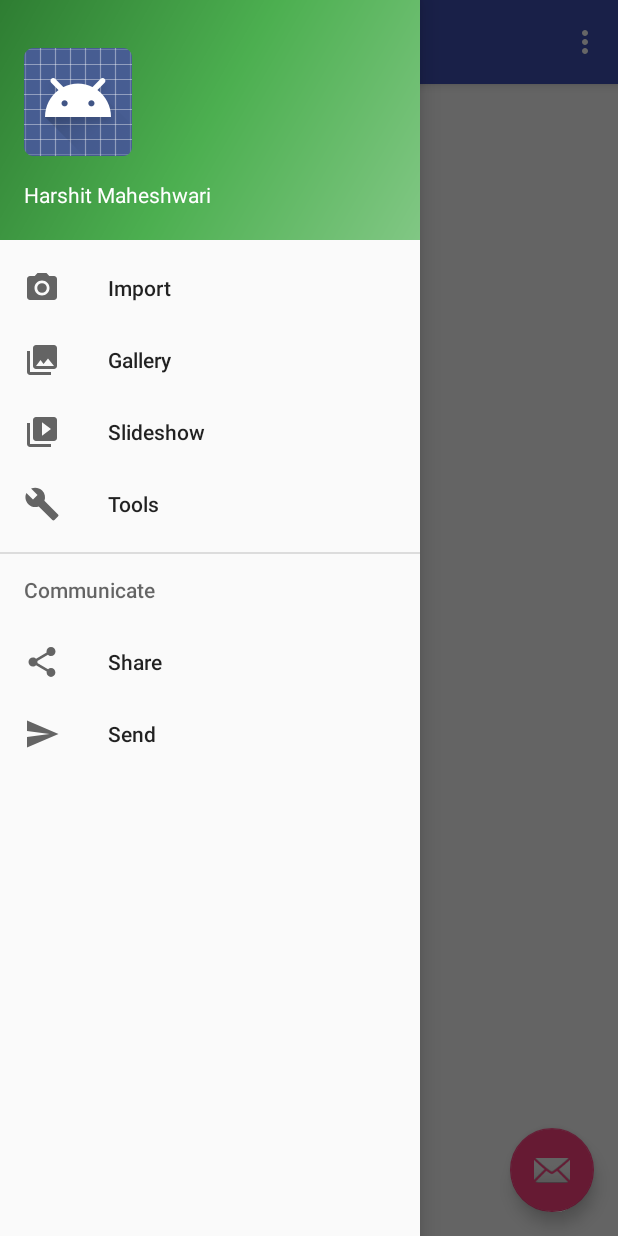
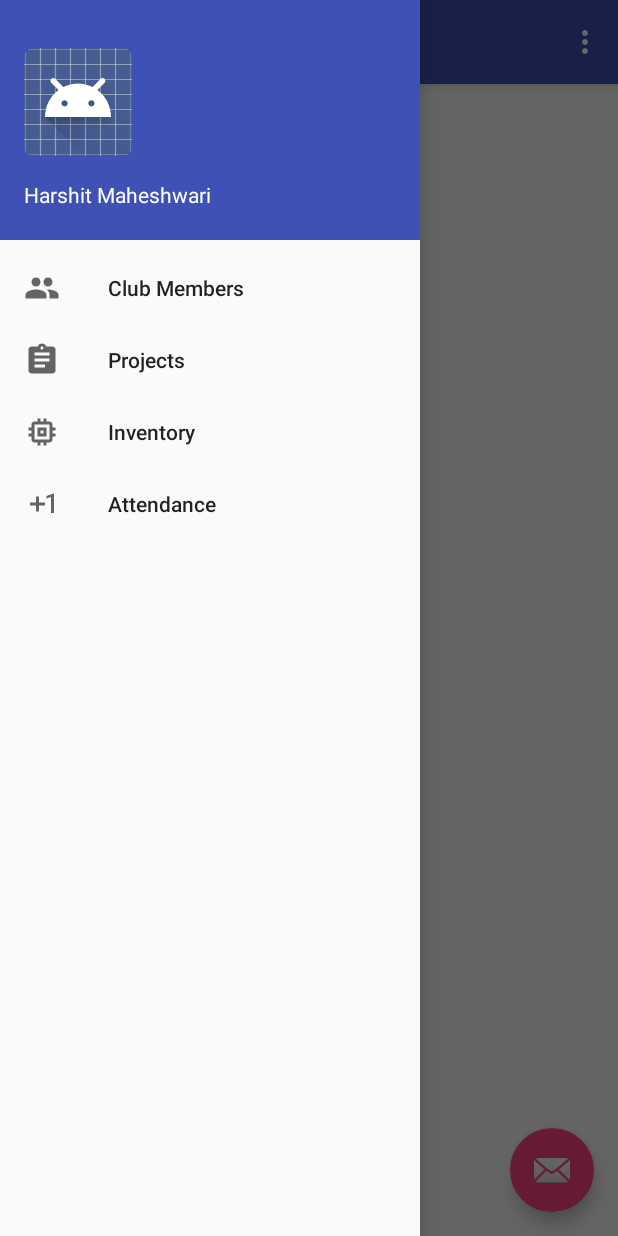
Before and after one commit to harshitm98/RoboVITics, an Android app: the screen it shows after launch (MainActivity), with the side drawer open, on a phone screen of 412 x 824 dp. Run offline under Robolectric (Android 15) with nearby library versions, the phone set to English and light mode, and no system bars.

Commit message:
Renamed the navigationDrawer items

```diff
--- a/app/src/main/AndroidManifest.xml
+++ b/app/src/main/AndroidManifest.xml
@@ -11,7 +11,7 @@
         android:theme="@style/AppTheme">
         <activity
             android:name=".MainActivity"
-            android:label="Upcoming Events!"
+            android:label="RoboVITics"
             android:theme="@style/AppTheme.NoActionBar">
             <intent-filter>
                 <action android:name="android.intent.action.MAIN" />
--- a/app/src/main/java/com/example/android/robovitics/MainActivity.java
+++ b/app/src/main/java/com/example/android/robovitics/MainActivity.java
@@ -80,17 +80,13 @@ public class MainActivity extends AppCompatActivity
         // Handle navigation view item clicks here.
         int id = item.getItemId();
 
-        if (id == R.id.nav_camera) {
+        if (id == R.id.nav_members) {
             // Handle the camera action
-        } else if (id == R.id.nav_gallery) {
+        } else if (id == R.id.nav_inventory) {
 
-        } else if (id == R.id.nav_slideshow) {
+        } else if (id == R.id.nav_project) {
 
-        } else if (id == R.id.nav_manage) {
-
-        } else if (id == R.id.nav_share) {
-
-        } else if (id == R.id.nav_send) {
+        } else if (id == R.id.nav_attendance) {
 
         }
 
@@ -98,4 +94,5 @@ public class MainActivity extends AppCompatActivity
         drawer.closeDrawer(GravityCompat.START);
         return true;
     }
+
 }
--- a/app/src/main/res/drawable-v21/ic_menu_camera.xml
+++ /dev/null
@@ -1,12 +0,0 @@
-<vector xmlns:android="http://schemas.android.com/apk/res/android"
-    android:width="24dp"
-    android:height="24dp"
-    android:viewportHeight="24.0"
-    android:viewportWidth="24.0">
-    <path
-        android:fillColor="#FF000000"
-        android:pathData="M12,12m-3.2,0a3.2,3.2 0,1 1,6.4 0a3.2,3.2 0,1 1,-6.4 0" />
-    <path
-        android:fillColor="#FF000000"
-        android:pathData="M9,2L7.17,4H4c-1.1,0 -2,0.9 -2,2v12c0,1.1 0.9,2 2,2h16c1.1,0 2,-0.9 2,-2V6c0,-1.1 -0.9,-2 -2,-2h-3.17L15,2H9zm3,15c-2.76,0 -5,-2.24 -5,-5s2.24,-5 5,-5 5,2.24 5,5 -2.24,5 -5,5z" />
-</vector>
--- a/app/src/main/res/drawable-v21/ic_menu_gallery.xml
+++ /dev/null
@@ -1,9 +0,0 @@
-<vector xmlns:android="http://schemas.android.com/apk/res/android"
-    android:width="24dp"
-    android:height="24dp"
-    android:viewportHeight="24.0"
-    android:viewportWidth="24.0">
-    <path
-        android:fillColor="#FF000000"
-        android:pathData="M22,16V4c0,-1.1 -0.9,-2 -2,-2H8c-1.1,0 -2,0.9 -2,2v12c0,1.1 0.9,2 2,2h12c1.1,0 2,-0.9 2,-2zm-11,-4l2.03,2.71L16,11l4,5H8l3,-4zM2,6v14c0,1.1 0.9,2 2,2h14v-2H4V6H2z" />
-</vector>
--- a/app/src/main/res/drawable-v21/ic_menu_manage.xml
+++ /dev/null
@@ -1,9 +0,0 @@
-<vector xmlns:android="http://schemas.android.com/apk/res/android"
-    android:width="24dp"
-    android:height="24dp"
-    android:viewportHeight="24.0"
-    android:viewportWidth="24.0">
-    <path
-        android:fillColor="#FF000000"
-        android:pathData="M22.7,19l-9.1,-9.1c0.9,-2.3 0.4,-5 -1.5,-6.9 -2,-2 -5,-2.4 -7.4,-1.3L9,6 6,9 1.6,4.7C0.4,7.1 0.9,10.1 2.9,12.1c1.9,1.9 4.6,2.4 6.9,1.5l9.1,9.1c0.4,0.4 1,0.4 1.4,0l2.3,-2.3c0.5,-0.4 0.5,-1.1 0.1,-1.4z" />
-</vector>
--- a/app/src/main/res/drawable-v21/ic_menu_send.xml
+++ /dev/null
@@ -1,9 +0,0 @@
-<vector xmlns:android="http://schemas.android.com/apk/res/android"
-    android:width="24dp"
-    android:height="24dp"
-    android:viewportHeight="24.0"
-    android:viewportWidth="24.0">
-    <path
-        android:fillColor="#FF000000"
-        android:pathData="M2.01,21L23,12 2.01,3 2,10l15,2 -15,2z" />
-</vector>
--- a/app/src/main/res/drawable-v21/ic_menu_share.xml
+++ /dev/null
@@ -1,9 +0,0 @@
-<vector xmlns:android="http://schemas.android.com/apk/res/android"
-    android:width="24dp"
-    android:height="24dp"
-    android:viewportHeight="24.0"
-    android:viewportWidth="24.0">
-    <path
-        android:fillColor="#FF000000"
-        android:pathData="M18,16.08c-0.76,0 -1.44,0.3 -1.96,0.77L8.91,12.7c0.05,-0.23 0.09,-0.46 0.09,-0.7s-0.04,-0.47 -0.09,-0.7l7.05,-4.11c0.54,0.5 1.25,0.81 2.04,0.81 1.66,0 3,-1.34 3,-3s-1.34,-3 -3,-3 -3,1.34 -3,3c0,0.24 0.04,0.47 0.09,0.7L8.04,9.81C7.5,9.31 6.79,9 6,9c-1.66,0 -3,1.34 -3,3s1.34,3 3,3c0.79,0 1.5,-0.31 2.04,-0.81l7.12,4.16c-0.05,0.21 -0.08,0.43 -0.08,0.65 0,1.61 1.31,2.92 2.92,2.92 1.61,0 2.92,-1.31 2.92,-2.92s-1.31,-2.92 -2.92,-2.92z" />
-</vector>
--- a/app/src/main/res/drawable-v21/ic_menu_slideshow.xml
+++ /dev/null
@@ -1,9 +0,0 @@
-<vector xmlns:android="http://schemas.android.com/apk/res/android"
-    android:width="24dp"
-    android:height="24dp"
-    android:viewportHeight="24.0"
-    android:viewportWidth="24.0">
-    <path
-        android:fillColor="#FF000000"
-        android:pathData="M4,6H2v14c0,1.1 0.9,2 2,2h14v-2H4V6zm16,-4H8c-1.1,0 -2,0.9 -2,2v12c0,1.1 0.9,2 2,2h12c1.1,0 2,-0.9 2,-2V4c0,-1.1 -0.9,-2 -2,-2zm-8,12.5v-9l6,4.5 -6,4.5z" />
-</vector>
--- /dev/null
+++ b/app/src/main/res/drawable/ic_exposure_plus_1_black_24dp.xml
@@ -0,0 +1,9 @@
+<vector xmlns:android="http://schemas.android.com/apk/res/android"
+        android:width="24dp"
+        android:height="24dp"
+        android:viewportWidth="24.0"
+        android:viewportHeight="24.0">
+    <path
+        android:fillColor="#FF000000"
+        android:pathData="M10,7L8,7v4L4,11v2h4v4h2v-4h4v-2h-4L10,7zM20,18h-2L18,7.38L15,8.4L15,6.7L19.7,5h0.3v13z"/>
+</vector>
--- /dev/null
+++ b/app/src/main/res/drawable/ic_memory_black_24dp.xml
@@ -0,0 +1,9 @@
+<vector xmlns:android="http://schemas.android.com/apk/res/android"
+        android:width="24dp"
+        android:height="24dp"
+        android:viewportWidth="24.0"
+        android:viewportHeight="24.0">
+    <path
+        android:fillColor="#FF000000"
+        android:pathData="M15,9L9,9v6h6L15,9zM13,13h-2v-2h2v2zM21,11L21,9h-2L19,7c0,-1.1 -0.9,-2 -2,-2h-2L15,3h-2v2h-2L11,3L9,3v2L7,5c-1.1,0 -2,0.9 -2,2v2L3,9v2h2v2L3,13v2h2v2c0,1.1 0.9,2 2,2h2v2h2v-2h2v2h2v-2h2c1.1,0 2,-0.9 2,-2v-2h2v-2h-2v-2h2zM17,17L7,17L7,7h10v10z"/>
+</vector>
--- /dev/null
+++ b/app/src/main/res/drawable/ic_people.xml
@@ -0,0 +1,9 @@
+<vector xmlns:android="http://schemas.android.com/apk/res/android"
+        android:width="24dp"
+        android:height="24dp"
+        android:viewportWidth="24.0"
+        android:viewportHeight="24.0">
+    <path
+        android:fillColor="#FF000000"
+        android:pathData="M16,11c1.66,0 2.99,-1.34 2.99,-3S17.66,5 16,5c-1.66,0 -3,1.34 -3,3s1.34,3 3,3zM8,11c1.66,0 2.99,-1.34 2.99,-3S9.66,5 8,5C6.34,5 5,6.34 5,8s1.34,3 3,3zM8,13c-2.33,0 -7,1.17 -7,3.5L1,19h14v-2.5c0,-2.33 -4.67,-3.5 -7,-3.5zM16,13c-0.29,0 -0.62,0.02 -0.97,0.05 1.16,0.84 1.97,1.97 1.97,3.45L17,19h6v-2.5c0,-2.33 -4.67,-3.5 -7,-3.5z"/>
+</vector>
--- /dev/null
+++ b/app/src/main/res/drawable/ic_project.xml
@@ -0,0 +1,9 @@
+<vector xmlns:android="http://schemas.android.com/apk/res/android"
+        android:width="24dp"
+        android:height="24dp"
+        android:viewportWidth="24.0"
+        android:viewportHeight="24.0">
+    <path
+        android:fillColor="#FF000000"
+        android:pathData="M19,3h-4.18C14.4,1.84 13.3,1 12,1c-1.3,0 -2.4,0.84 -2.82,2L5,3c-1.1,0 -2,0.9 -2,2v14c0,1.1 0.9,2 2,2h14c1.1,0 2,-0.9 2,-2L21,5c0,-1.1 -0.9,-2 -2,-2zM12,3c0.55,0 1,0.45 1,1s-0.45,1 -1,1 -1,-0.45 -1,-1 0.45,-1 1,-1zM14,17L7,17v-2h7v2zM17,13L7,13v-2h10v2zM17,9L7,9L7,7h10v2z"/>
+</vector>
--- a/app/src/main/res/drawable/side_nav_bar.xml
+++ b/app/src/main/res/drawable/side_nav_bar.xml
@@ -1,9 +1,8 @@
 <shape xmlns:android="http://schemas.android.com/apk/res/android"
-    android:shape="rectangle">
-    <gradient
-        android:angle="135"
-        android:centerColor="#4CAF50"
-        android:endColor="#2E7D32"
-        android:startColor="#81C784"
-        android:type="linear" />
+    android:shape="rectangle"
+    >
+    <solid
+        android:color="@color/colorPrimary"
+        />
+
 </shape>
--- a/app/src/main/res/menu/activity_main_drawer.xml
+++ b/app/src/main/res/menu/activity_main_drawer.xml
@@ -3,34 +3,24 @@
 
     <group android:checkableBehavior="single">
         <item
-            android:id="@+id/nav_camera"
-            android:icon="@drawable/ic_menu_camera"
-            android:title="Import" />
+            android:id="@+id/nav_members"
+            android:icon="@drawable/ic_people"
+            android:title="Club Members" />
         <item
-            android:id="@+id/nav_gallery"
-            android:icon="@drawable/ic_menu_gallery"
-            android:title="Gallery" />
+            android:id="@+id/nav_project"
+            android:icon="@drawable/ic_project"
+            android:title="Projects" />
         <item
-            android:id="@+id/nav_slideshow"
-            android:icon="@drawable/ic_menu_slideshow"
-            android:title="Slideshow" />
+            android:id="@+id/nav_inventory"
+            android:icon="@drawable/ic_memory_black_24dp"
+            android:title="Inventory" />
         <item
-            android:id="@+id/nav_manage"
-            android:icon="@drawable/ic_menu_manage"
-            android:title="Tools" />
+            android:id="@+id/nav_attendance"
+            android:icon="@drawable/ic_exposure_plus_1_black_24dp"
+            android:title="Attendance" />
+
     </group>
 
-    <item android:title="Communicate">
-        <menu>
-            <item
-                android:id="@+id/nav_share"
-                android:icon="@drawable/ic_menu_share"
-                android:title="Share" />
-            <item
-                android:id="@+id/nav_send"
-                android:icon="@drawable/ic_menu_send"
-                android:title="Send" />
-        </menu>
-    </item>
+
 
 </menu>
```
